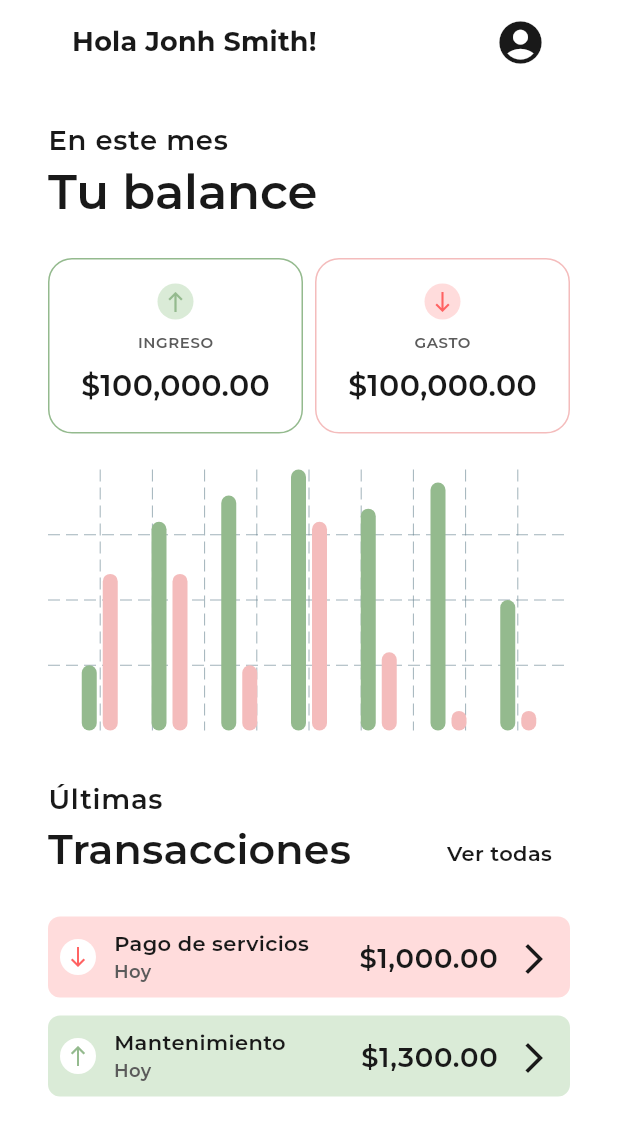
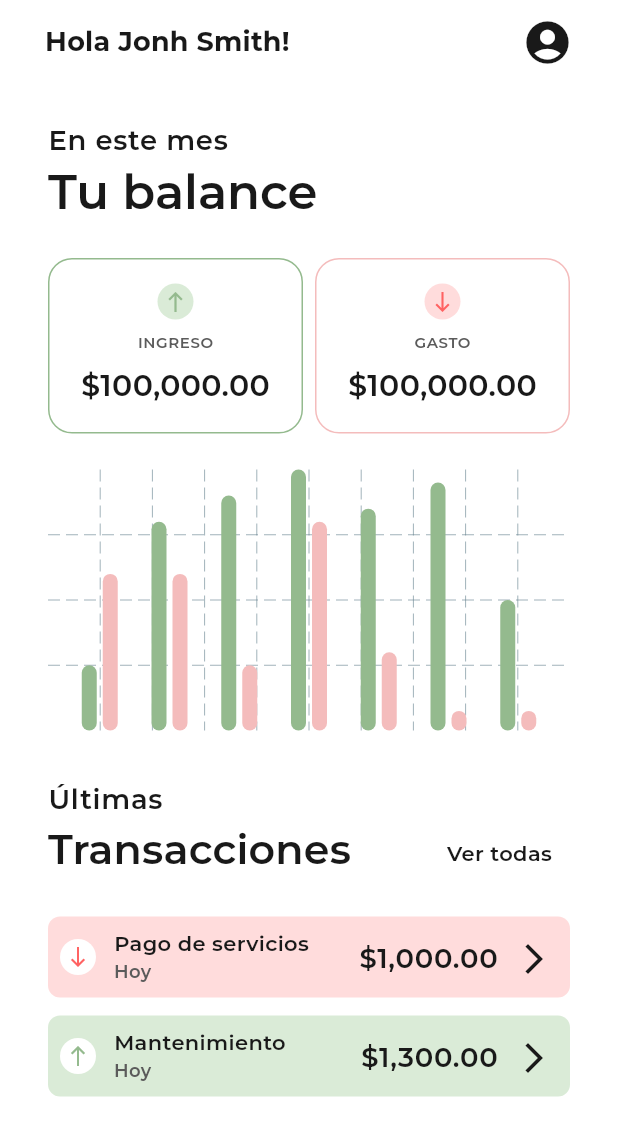
Before and after one commit to joshesp/cuentas_app, a Flutter app: the screen it shows after launch, on a phone screen of 412 x 824 dp. Shown: the top 1136 px of the screen. Run offline on Flutter 3.47's test engine with Material 3 defaults, Android fonts, the phone set to English and light mode, and no system bars; drawn by our look-alikes of fl_chart; our stand-ins replace flutter_screenutil, flutter_svg; project files that could hold a hidden picture were left out.

Commit message:
correción de espacio

```diff
--- a/lib/presentation/views/dashboard/dashboard_view.dart
+++ b/lib/presentation/views/dashboard/dashboard_view.dart
@@ -14,7 +14,7 @@ class DashboardView extends StatelessWidget {
     return Scaffold(
       appBar: AppBar(
         title: Padding(
-          padding: const EdgeInsets.symmetric(horizontal: maxSpacing),
+          padding: const EdgeInsets.symmetric(horizontal: 14),
           child: Row(
             mainAxisAlignment: MainAxisAlignment.spaceBetween,
             children: [
```
